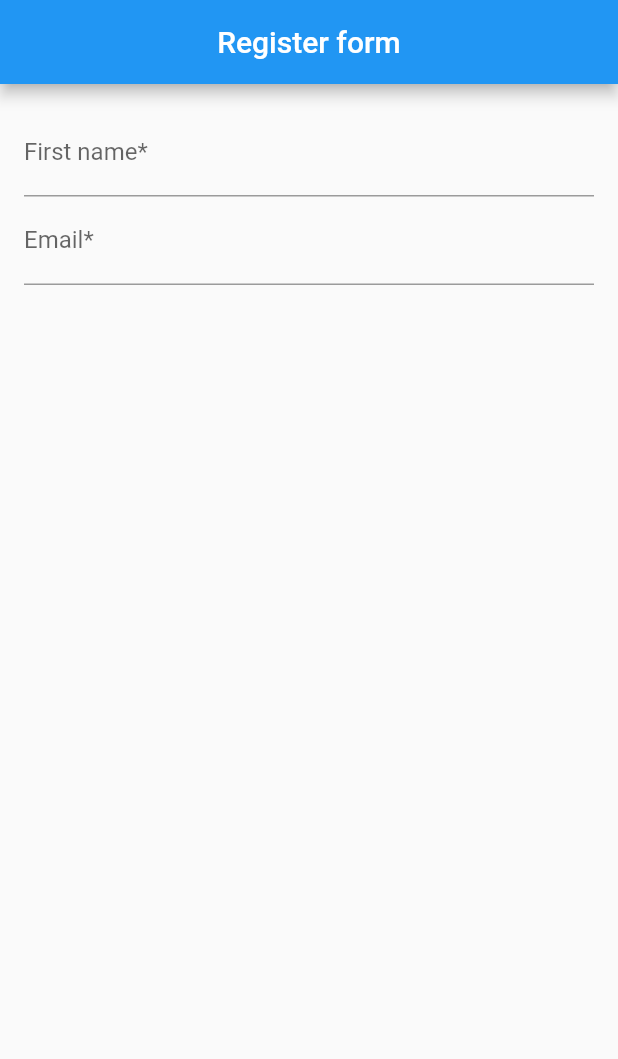
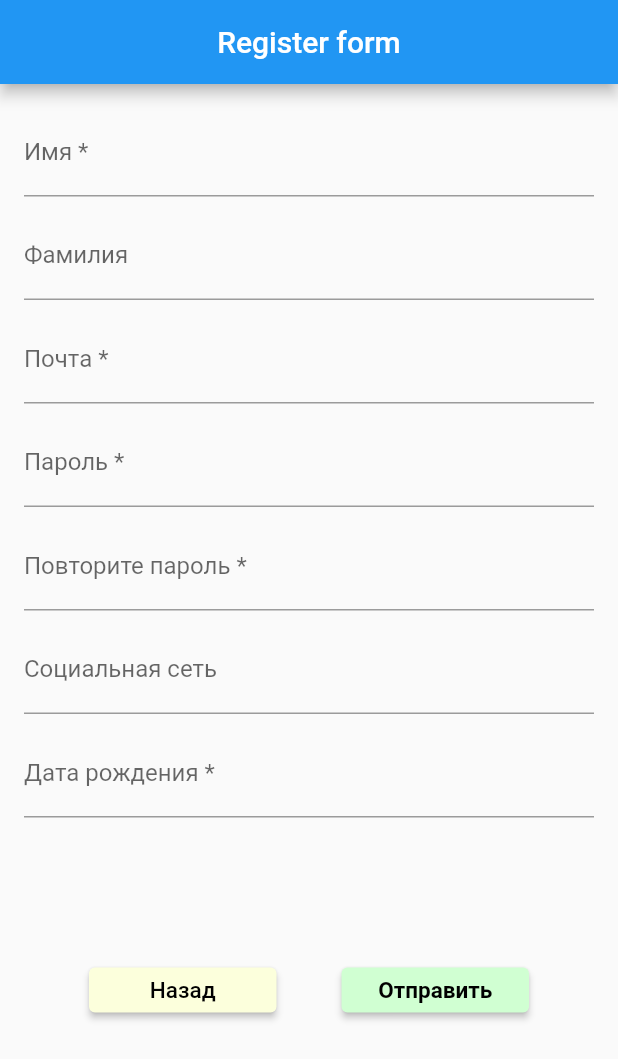
Before and after one commit to lsn03/book_recomended, a Flutter app: the screen it shows after launch, on a phone screen of 412 x 824 dp. Shown: the top 1059 px of the screen. Run offline on Flutter 3.47's test engine with Material 2 defaults, Android fonts, the phone set to English and light mode, and no system bars.

Commit message:
made first ui of reg

```diff
--- a/lib/pages/regestration_form_page.dart
+++ b/lib/pages/regestration_form_page.dart
@@ -1,3 +1,5 @@
+
+
 import 'package:flutter/src/widgets/container.dart';
 import 'package:flutter/src/widgets/framework.dart';
 import 'package:flutter/material.dart';
@@ -23,15 +25,89 @@ class _RegisterFormPageState extends State<RegisterFormPage> {
           children: [
             TextField(
               decoration: InputDecoration(
-                labelText: "First name*",
+                labelText: "Имя *",
               ),
             ),
-            TextFormField(
+            SizedBox(
+              height: 10,
+            ),
+            TextField(
               decoration: InputDecoration(
-                labelText: "Email*"
+                labelText: "Фамилия",
               ),
             ),
+            SizedBox(
+              height: 10,
+            ),
+            TextFormField(
+              decoration: InputDecoration(labelText: "Почта *"),
+            ),
+            SizedBox(
+              height: 10,
+            ),
+            TextFormField(
+              decoration: InputDecoration(labelText: "Пароль *"),
+            ),
+            SizedBox(
+              height: 10,
+            ),
+            TextFormField(
+              decoration: InputDecoration(labelText: "Повторите пароль *"),
+            ),
+            SizedBox(
+              height: 10,
+            ),
+            TextFormField(
+              decoration: InputDecoration(labelText: "Социальная сеть"),
+            ),
+            SizedBox(
+              height: 10,
+            ),
+            TextFormField(
+              decoration: InputDecoration(labelText: "Дата рождения *"),
+            ),
+            SizedBox(
+              height: 100,
+            ),
+            Row(
+              mainAxisAlignment: MainAxisAlignment.spaceEvenly,
+              children: [
+                SizedBox(
+                  height: 30,
+                  width: 125,
+                  child: ElevatedButton(
+                    onPressed: (() {}),
+                    style: ElevatedButton.styleFrom(
+                      backgroundColor: Color.fromARGB(255, 252, 255, 220),
+                    ),
+                    child: Text(
+                      "Назад",
+                      style: TextStyle(
+                          fontSize: 15,
+                          color: Colors.black,
+                        ),
 
+                    ),
+                  ),
+                ),
+                SizedBox(
+                  height: 30,
+                  width: 125,
+                  child: ElevatedButton(
+                    onPressed: (() {}),
+                    style: ElevatedButton.styleFrom(
+                      backgroundColor: Color(0xFFD0FFD2),
+
+                    ),
+
+                    child: Text(
+                      "Отправить",
+                      style: TextStyle(fontSize: 15,color: Colors.black, fontWeight: FontWeight.bold),
+                    ),
+                  ),
+                ),
+              ],
+            ),
           ],
         ),
       ),
```
